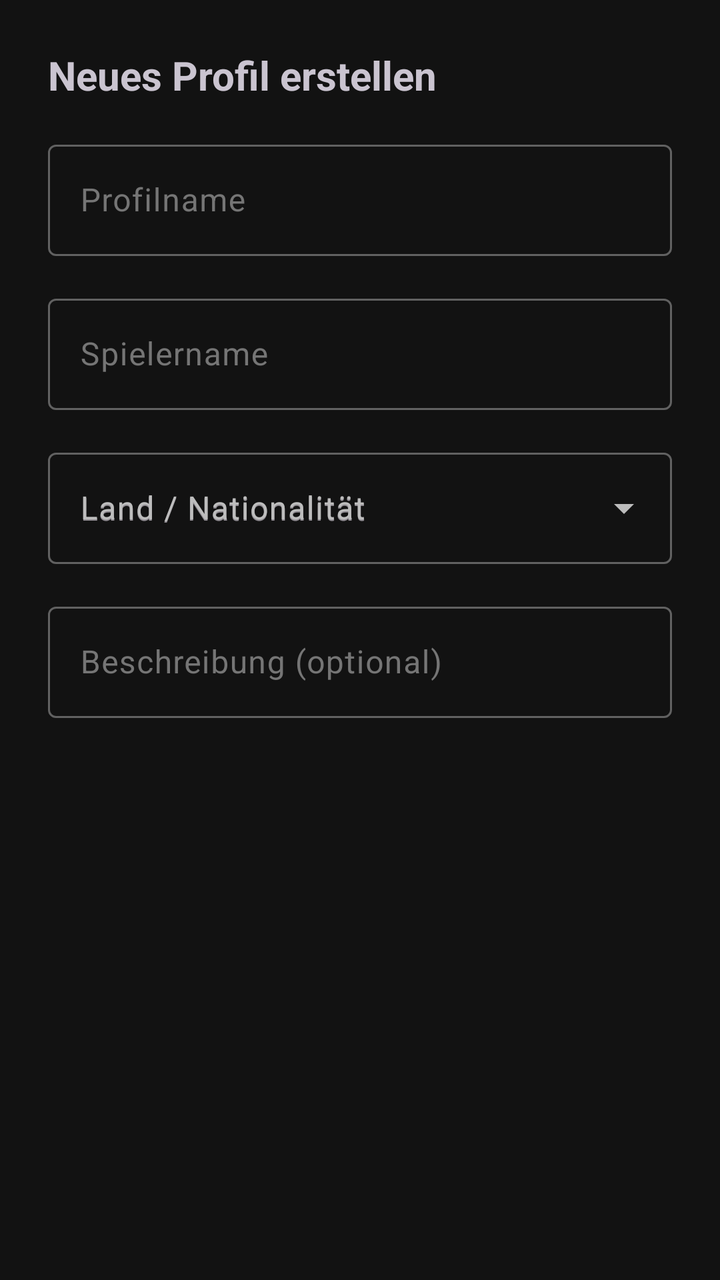
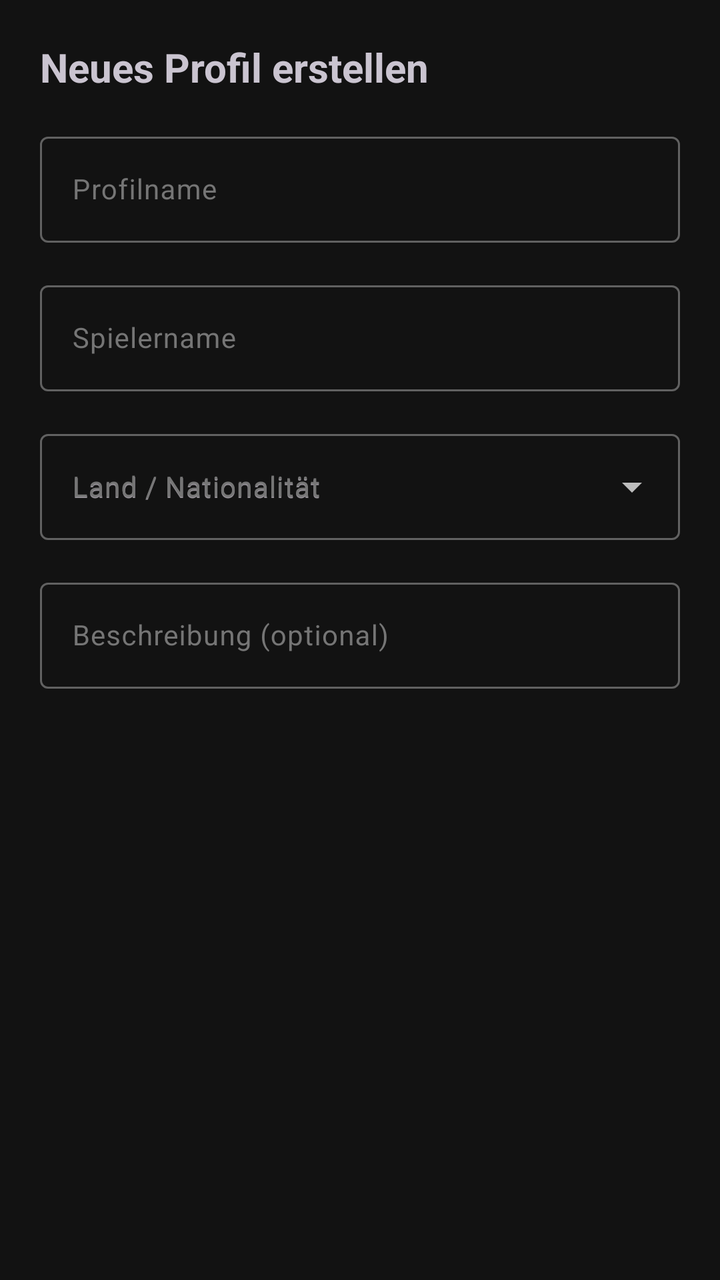

Before-and-after screenshots of an Android layout around one commit, followed by the original layout XML and the change that was made.
<!-- AndroidManifest.xml: application theme Theme.DannyApp -->
<!-- res/layout/dialog_new_profile.xml -->
<?xml version="1.0" encoding="utf-8"?>
<LinearLayout xmlns:android="http://schemas.android.com/apk/res/android"
    xmlns:app="http://schemas.android.com/apk/res-auto"
    android:layout_width="match_parent"
    android:layout_height="wrap_content"
    android:orientation="vertical"
    android:padding="@dimen/profile_dialog_padding">

    <TextView
        android:id="@+id/tvDialogTitle"
        android:layout_width="match_parent"
        android:layout_height="wrap_content"
        android:layout_marginBottom="@dimen/profile_dialog_field_spacing"
        android:text="@string/profiles_create_new"
        android:textSize="@dimen/dialog_title_size"
        android:textStyle="bold" />

    <com.google.android.material.textfield.TextInputLayout
        android:layout_width="match_parent"
        android:layout_height="wrap_content"
        android:layout_marginBottom="@dimen/profile_dialog_field_spacing"
        app:boxStrokeWidth="@dimen/dialog_box_stroke_width"
        app:boxStrokeWidthFocused="@dimen/dialog_box_stroke_width_focused"
        app:hintTextAppearance="@style/TextAppearance.DannyApp.TextInputHint">

        <com.google.android.material.textfield.TextInputEditText
            android:id="@+id/etProfileName"
            android:layout_width="match_parent"
            android:layout_height="wrap_content"
            android:hint="@string/profiles_create_name_hint"
            android:inputType="textPersonName|textCapWords"
            android:maxLines="1"
            android:textSize="@dimen/profile_dialog_input_text_size" />

    </com.google.android.material.textfield.TextInputLayout>

    <com.google.android.material.textfield.TextInputLayout
        android:layout_width="match_parent"
        android:layout_height="wrap_content"
        android:layout_marginBottom="@dimen/profile_dialog_field_spacing"
        app:boxStrokeWidth="@dimen/dialog_box_stroke_width"
        app:boxStrokeWidthFocused="@dimen/dialog_box_stroke_width_focused"
        app:hintTextAppearance="@style/TextAppearance.DannyApp.TextInputHint">

        <com.google.android.material.textfield.TextInputEditText
            android:id="@+id/etPlayerName"
            android:layout_width="match_parent"
            android:layout_height="wrap_content"
            android:hint="@string/profiles_create_player_name_hint"
            android:inputType="textPersonName|textCapWords"
            android:maxLines="1"
            android:textSize="@dimen/profile_dialog_input_text_size" />

    </com.google.android.material.textfield.TextInputLayout>

    <com.google.android.material.textfield.TextInputLayout
        style="@style/Widget.Material3.TextInputLayout.OutlinedBox.ExposedDropdownMenu"
        android:layout_width="match_parent"
        android:layout_height="wrap_content"
        android:layout_marginBottom="@dimen/profile_dialog_field_spacing"
        android:hint="@string/profiles_create_country_hint"
        app:boxStrokeWidth="@dimen/dialog_box_stroke_width"
        app:boxStrokeWidthFocused="@dimen/dialog_box_stroke_width_focused"
        app:hintTextAppearance="@style/TextAppearance.DannyApp.TextInputHint">

        <AutoCompleteTextView
            android:id="@+id/actvCountry"
            android:layout_width="match_parent"
            android:layout_height="wrap_content"
            android:hint="@string/profiles_create_country_hint"
            android:inputType="none"
            android:textSize="@dimen/profile_dialog_input_text_size" />

    </com.google.android.material.textfield.TextInputLayout>

    <com.google.android.material.textfield.TextInputLayout
        android:layout_width="match_parent"
        android:layout_height="wrap_content"
        app:boxStrokeWidth="@dimen/dialog_box_stroke_width"
        app:boxStrokeWidthFocused="@dimen/dialog_box_stroke_width_focused"
        app:hintTextAppearance="@style/TextAppearance.DannyApp.TextInputHint">

        <com.google.android.material.textfield.TextInputEditText
            android:id="@+id/etProfileDescription"
            android:layout_width="match_parent"
            android:layout_height="wrap_content"
            android:hint="@string/profiles_create_description_hint"
            android:inputType="textLongMessage|textCapSentences"
            android:maxLines="3"
            android:textSize="@dimen/profile_dialog_input_text_size" />

    </com.google.android.material.textfield.TextInputLayout>

</LinearLayout>
<!-- resources referenced by this layout -->
<resources>
  <dimen name="profile_dialog_input_text_size">16sp</dimen>
  <dimen name="profile_dialog_padding">24dp</dimen>
  <style name="Theme.DannyApp" parent="Base.Theme.DannyApp">
          <item name="materialAlertDialogTheme">@style/ThemeOverlay.DannyApp.MaterialAlertDialog</item>
          <item name="alertDialogTheme">@style/ThemeOverlay.DannyApp.MaterialAlertDialog</item>
      </style>
  <style name="Base.Theme.DannyApp" parent="Theme.Material3.Dark.NoActionBar">
          
          <item name="android:windowBackground">@color/anthrazit_hintergrund</item>
  
          
          <item name="android:statusBarColor">@color/anthrazit_hintergrund</item>
          <item name="android:navigationBarColor">@color/anthrazit_tief</item>
  
          
          <item name="colorPrimary">@color/rot_haupt</item>
          <item name="colorOnPrimary">@color/white</item>
          <item name="colorPrimaryContainer">@color/rot_dunkel</item>
          <item name="colorOnPrimaryContainer">@color/rot_sehr_hell</item>
  
          
          <item name="colorSecondary">@color/grau_sekundaer</item>
          <item name="colorOnSecondary">@color/anthrazit_container_niedrig</item>
          <item name="colorSecondaryContainer">@color/anthrazit_sekundaer</item>
          <item name="colorOnSecondaryContainer">@color/white</item>
  
          
          <item name="colorTertiary">@color/rot_hell</item>
          <item name="colorOnTertiary">@color/white</item>
          <item name="colorTertiaryContainer">@color/rot_container_dunkel</item>
          <item name="colorOnTertiaryContainer">@color/rot_sehr_hell</item>
  
          
          <item name="android:colorBackground">@color/anthrazit_hintergrund</item>
          <item name="colorOnBackground">@color/grau_text_hell</item>
          <item name="colorSurface">@color/anthrazit_flaeche</item>
          <item name="colorOnSurface">@color/grau_text_hell</item>
          <item name="colorSurfaceVariant">@color/anthrazit_variante</item>
          <item name="colorOnSurfaceVariant">@color/grau_text_gedaempft</item>
  
          
          <item name="colorSurfaceContainerLowest">@color/anthrazit_tief</item>
          <item name="colorSurfaceContainerLow">@color/anthrazit_container_niedrig</item>
          <item name="colorSurfaceContainer">@color/anthrazit_container</item>
          <item name="colorSurfaceContainerHigh">@color/anthrazit_container_hoch</item>
          <item name="colorSurfaceContainerHighest">@color/anthrazit_container_hoechst</item>
  
          
          <item name="colorOutline">@color/grau_rahmen</item>
          <item name="colorOutlineVariant">@color/grau_rahmen_dunkel</item>
          <item name="android:fadingEdgeLength">@dimen/fading_edge_length</item>
  
          
          <item name="textInputStyle">@style/Widget.DannyApp.TextInputLayout.OutlinedBox</item>
  
          
  
  
          
  
  
  
  
      </style>
  <color name="rot_haupt">#FFD32F2F</color>
  <color name="white">#FFFFFFFF</color>
  <color name="rot_dunkel">#FF8E0000</color>
  <color name="rot_hell">#FFEF5350</color>
  <color name="grau_rahmen">#FF616161</color>
  <style name="Widget.DannyApp.TextInputLayout.OutlinedBox" parent="Widget.Material3.TextInputLayout.OutlinedBox">
          <item name="android:textColorHint">@color/eingabe_hint</item>
      </style>
  <color name="eingabe_hint">#FF757575</color>
  <!-- unchanged entries left out for length: 37 -->
</resources>

<!-- the commit's change to res/layout/dialog_new_profile.xml (unified diff, before → after) -->
@@ -4,7 +4,7 @@
     android:layout_width="match_parent"
     android:layout_height="wrap_content"
     android:orientation="vertical"
-    android:padding="@dimen/profile_dialog_padding">
+    android:padding="@dimen/dialog_padding">
 
     <TextView
         android:id="@+id/tvDialogTitle"
@@ -18,10 +18,7 @@
     <com.google.android.material.textfield.TextInputLayout
         android:layout_width="match_parent"
         android:layout_height="wrap_content"
-        android:layout_marginBottom="@dimen/profile_dialog_field_spacing"
-        app:boxStrokeWidth="@dimen/dialog_box_stroke_width"
-        app:boxStrokeWidthFocused="@dimen/dialog_box_stroke_width_focused"
-        app:hintTextAppearance="@style/TextAppearance.DannyApp.TextInputHint">
+        android:layout_marginBottom="@dimen/profile_dialog_field_spacing">
 
         <com.google.android.material.textfield.TextInputEditText
             android:id="@+id/etProfileName"
@@ -30,17 +27,14 @@
             android:hint="@string/profiles_create_name_hint"
             android:inputType="textPersonName|textCapWords"
             android:maxLines="1"
-            android:textSize="@dimen/profile_dialog_input_text_size" />
+            android:textSize="@dimen/dialog_input_text_size" />
 
     </com.google.android.material.textfield.TextInputLayout>
 
     <com.google.android.material.textfield.TextInputLayout
         android:layout_width="match_parent"
         android:layout_height="wrap_content"
-        android:layout_marginBottom="@dimen/profile_dialog_field_spacing"
-        app:boxStrokeWidth="@dimen/dialog_box_stroke_width"
-        app:boxStrokeWidthFocused="@dimen/dialog_box_stroke_width_focused"
-        app:hintTextAppearance="@style/TextAppearance.DannyApp.TextInputHint">
+        android:layout_marginBottom="@dimen/profile_dialog_field_spacing">
 
         <com.google.android.material.textfield.TextInputEditText
             android:id="@+id/etPlayerName"
@@ -49,36 +43,31 @@
             android:hint="@string/profiles_create_player_name_hint"
             android:inputType="textPersonName|textCapWords"
             android:maxLines="1"
-            android:textSize="@dimen/profile_dialog_input_text_size" />
+            android:textSize="@dimen/dialog_input_text_size" />
 
     </com.google.android.material.textfield.TextInputLayout>
 
     <com.google.android.material.textfield.TextInputLayout
-        style="@style/Widget.Material3.TextInputLayout.OutlinedBox.ExposedDropdownMenu"
+        style="@style/Widget.DannyApp.TextInputLayout.Dropdown"
         android:layout_width="match_parent"
         android:layout_height="wrap_content"
         android:layout_marginBottom="@dimen/profile_dialog_field_spacing"
-        android:hint="@string/profiles_create_country_hint"
-        app:boxStrokeWidth="@dimen/dialog_box_stroke_width"
-        app:boxStrokeWidthFocused="@dimen/dialog_box_stroke_width_focused"
-        app:hintTextAppearance="@style/TextAppearance.DannyApp.TextInputHint">
+        android:hint="@string/profiles_create_country_hint">
 
         <AutoCompleteTextView
             android:id="@+id/actvCountry"
             android:layout_width="match_parent"
             android:layout_height="wrap_content"
+            android:minHeight="@dimen/dialog_dropdown_min_height"
             android:hint="@string/profiles_create_country_hint"
             android:inputType="none"
-            android:textSize="@dimen/profile_dialog_input_text_size" />
+            android:textSize="@dimen/dialog_input_text_size" />
 
     </com.google.android.material.textfield.TextInputLayout>
 
     <com.google.android.material.textfield.TextInputLayout
         android:layout_width="match_parent"
-        android:layout_height="wrap_content"
-        app:boxStrokeWidth="@dimen/dialog_box_stroke_width"
-        app:boxStrokeWidthFocused="@dimen/dialog_box_stroke_width_focused"
-        app:hintTextAppearance="@style/TextAppearance.DannyApp.TextInputHint">
+        android:layout_height="wrap_content">
 
         <com.google.android.material.textfield.TextInputEditText
             android:id="@+id/etProfileDescription"
@@ -87,7 +76,7 @@
             android:hint="@string/profiles_create_description_hint"
             android:inputType="textLongMessage|textCapSentences"
             android:maxLines="3"
-            android:textSize="@dimen/profile_dialog_input_text_size" />
+            android:textSize="@dimen/dialog_input_text_size" />
 
     </com.google.android.material.textfield.TextInputLayout>
 
<!-- resource entries referenced after the edit -->
@@ -1,10 +1,18 @@
 <!-- resources referenced by this layout -->
 <resources>
-  <dimen name="profile_dialog_input_text_size">16sp</dimen>
-  <dimen name="profile_dialog_padding">24dp</dimen>
+  <dimen name="dialog_dropdown_min_height">44dp</dimen>
+  <dimen name="dialog_input_text_size">14sp</dimen>
+  <dimen name="dialog_padding">20dp</dimen>
+  <style name="Widget.DannyApp.TextInputLayout.Dropdown" parent="Widget.Material3.TextInputLayout.OutlinedBox.ExposedDropdownMenu">
+          <item name="boxStrokeWidth">@dimen/dialog_box_stroke_width</item>
+          <item name="boxStrokeWidthFocused">@dimen/dialog_box_stroke_width_focused</item>
+          <item name="hintTextAppearance">@style/TextAppearance.DannyApp.TextInputHint</item>
+          <item name="android:textColorHint">@color/eingabe_hint</item>
+      </style>
   <style name="Theme.DannyApp" parent="Base.Theme.DannyApp">
           <item name="materialAlertDialogTheme">@style/ThemeOverlay.DannyApp.MaterialAlertDialog</item>
           <item name="alertDialogTheme">@style/ThemeOverlay.DannyApp.MaterialAlertDialog</item>
+          <item name="textInputStyle">@style/Widget.DannyApp.TextInputLayout</item>
       </style>
   <style name="Base.Theme.DannyApp" parent="Theme.Material3.Dark.NoActionBar">
           
@@ -52,8 +60,7 @@
           <item name="colorOutlineVariant">@color/grau_rahmen_dunkel</item>
           <item name="android:fadingEdgeLength">@dimen/fading_edge_length</item>
   
-          
-          <item name="textInputStyle">@style/Widget.DannyApp.TextInputLayout.OutlinedBox</item>
+  
   
           
   
@@ -64,14 +71,17 @@
   
   
       </style>
+  <style name="Widget.DannyApp.TextInputLayout" parent="Widget.Material3.TextInputLayout.OutlinedBox">
+          <item name="boxStrokeWidth">@dimen/dialog_box_stroke_width</item>
+          <item name="boxStrokeWidthFocused">@dimen/dialog_box_stroke_width_focused</item>
+          <item name="hintTextAppearance">@style/TextAppearance.DannyApp.TextInputHint</item>
+          <item name="android:textColorHint">@color/eingabe_hint</item>
+      </style>
   <color name="rot_haupt">#FFD32F2F</color>
   <color name="white">#FFFFFFFF</color>
   <color name="rot_dunkel">#FF8E0000</color>
   <color name="rot_hell">#FFEF5350</color>
   <color name="grau_rahmen">#FF616161</color>
-  <style name="Widget.DannyApp.TextInputLayout.OutlinedBox" parent="Widget.Material3.TextInputLayout.OutlinedBox">
-          <item name="android:textColorHint">@color/eingabe_hint</item>
-      </style>
   <color name="eingabe_hint">#FF757575</color>
   <!-- unchanged entries left out for length: 37 -->
 </resources>
